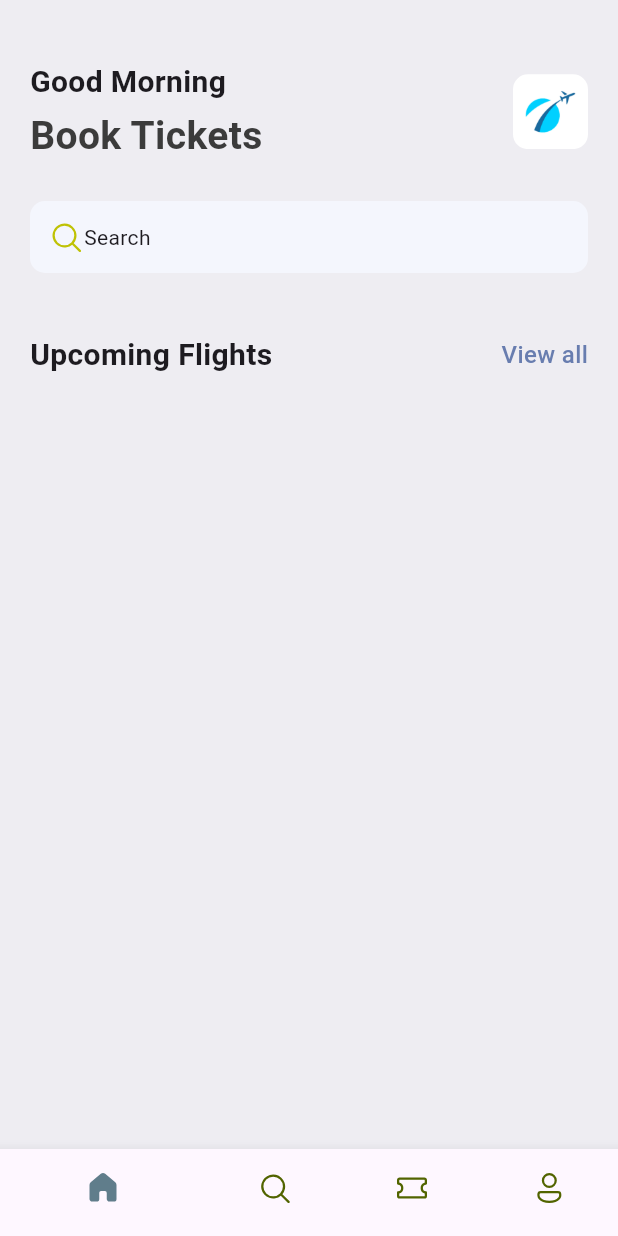
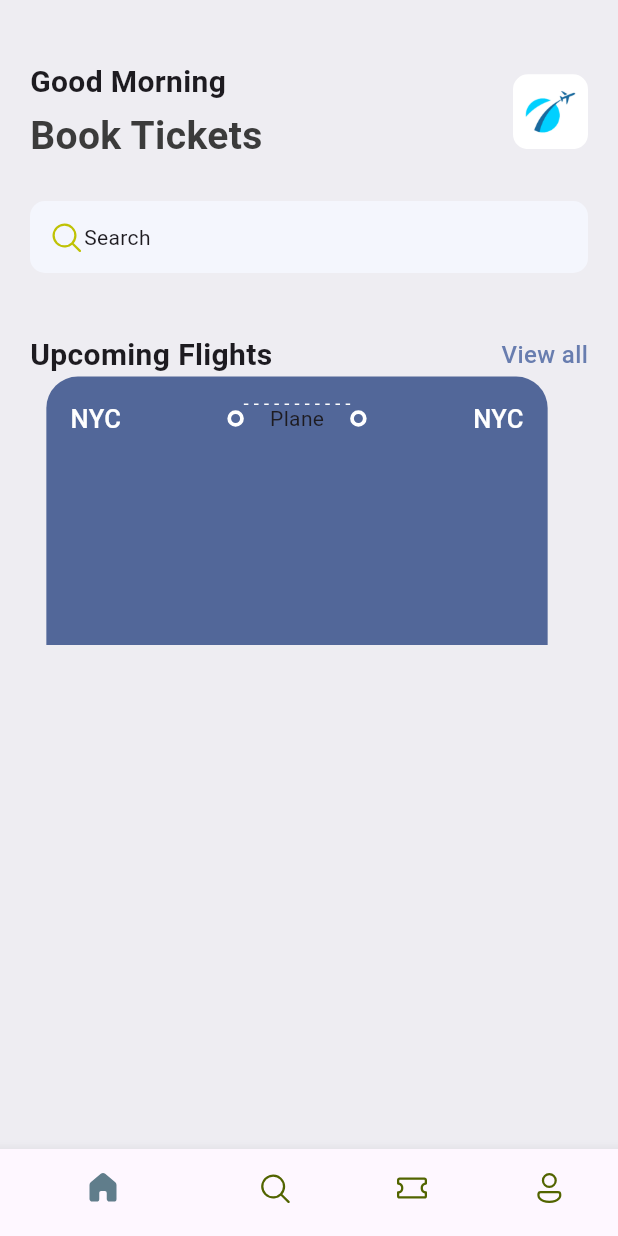
Before and after one commit to malise5/ticket_app, a Flutter app: the screen it shows after launch, on a phone screen of 412 x 824 dp. Run offline on Flutter 3.47's test engine with Material 3 defaults, Android fonts, the phone set to English and light mode, and no system bars; our stand-ins replace fluentui_icons.

Commit message:
-AppLayoutbuilderWidget

```diff
--- a/lib/base/res/styles/app_styles.dart
+++ b/lib/base/res/styles/app_styles.dart
@@ -5,6 +5,7 @@ Color primary = const Color(0xFF687daf);
 class AppStyles {
   static Color primaryColor = primary;
   static Color textColor = const Color(0xFF3B3B3B);
+  static Color ticketBlue = const Color(0xFF526799);
 
   static Color bgColor = const Color(0xFFeeedf2);
 
--- /dev/null
+++ b/lib/base/widgets/app_layoutbuilder_widget.dart
@@ -0,0 +1,27 @@
+import 'package:flutter/material.dart';
+
+class AppLayoutbuilderWidget extends StatelessWidget {
+  final int randomDivider;
+  const AppLayoutbuilderWidget({super.key, required this.randomDivider});
+
+  @override
+  Widget build(BuildContext context) {
+    return LayoutBuilder(
+        builder: (BuildContext context, BoxConstraints constraints) {
+      // print("${constraints.constrainWidth()}");
+      return Flex(
+        mainAxisAlignment: MainAxisAlignment.spaceBetween,
+        direction: Axis.horizontal,
+        children: List.generate(
+            (constraints.constrainWidth() / randomDivider).floor(),
+            (index) => const SizedBox(
+              width: 3,
+              height: 1,
+              child: DecoratedBox(decoration: BoxDecoration(
+                color: Colors.white
+              )),
+            )),
+      );
+    });
+  }
+}
--- /dev/null
+++ b/lib/base/widgets/big_dot.dart
@@ -0,0 +1,16 @@
+import 'package:flutter/material.dart';
+
+class BigDot extends StatelessWidget {
+  const BigDot({super.key});
+
+  @override
+  Widget build(BuildContext context) {
+    return Container(
+      padding: const EdgeInsets.all(3),
+      decoration: BoxDecoration(
+        border: Border.all(width: 2.5, color: Colors.white),
+        borderRadius: BorderRadius.circular(20)
+      ),
+    );
+  }
+}
--- a/lib/base/widgets/ticket_view.dart
+++ b/lib/base/widgets/ticket_view.dart
@@ -1,10 +1,57 @@
 import 'package:flutter/material.dart';
+import 'package:ticket_app/base/res/styles/app_styles.dart';
+import 'package:ticket_app/base/widgets/app_layoutbuilder_widget.dart';
+import 'package:ticket_app/base/widgets/big_dot.dart';
 
 class TicketView extends StatelessWidget {
   const TicketView({super.key});
 
   @override
   Widget build(BuildContext context) {
-    return const Placeholder();
+    final size = MediaQuery.of(context).size;
+
+    return SizedBox(
+      width: size.width*0.85,
+      height: 179,
+
+      child: Container(
+        margin: const EdgeInsets.only(right: 16),
+        padding: const EdgeInsets.all(16),
+        decoration: BoxDecoration(
+          color: AppStyles.ticketBlue,
+          borderRadius: const BorderRadius.only(topLeft: Radius.circular(21),
+          topRight: Radius.circular(21)
+          ),
+
+        ),
+        child: Column(
+          children: [
+            Row(
+              // mainAxisAlignment: MainAxisAlignment.spaceBetween,
+              children: [
+                Text(
+                  "NYC", style: AppStyles.headLineStyle3.copyWith(color: Colors.white),
+                ),
+                Expanded(child: Container()),
+                const BigDot(),
+                const Expanded(child: Stack(
+                  children: [
+                    SizedBox(
+                      child: AppLayoutbuilderWidget(randomDivider: 6,),
+                    ),
+                    Center(child: Text("Plane"),)
+                  ],
+                )),
+                const BigDot(),
+                Expanded(child: Container()),
+                Text(
+                  "NYC", style: AppStyles.headLineStyle3.copyWith(color: Colors.white),
+                ),
+              ],
+            )
+          ],
+        ),
+      ),
+    );
   }
 }
--- a/lib/screens/home_screen.dart
+++ b/lib/screens/home_screen.dart
@@ -3,6 +3,7 @@ import 'package:flutter/material.dart';
 import 'package:ticket_app/base/res/media.dart';
 import 'package:ticket_app/base/res/styles/app_styles.dart';
 import 'package:ticket_app/base/widgets/app_double_text.dart';
+import 'package:ticket_app/base/widgets/ticket_view.dart';
 
 class HomeScreen extends StatelessWidget {
   const HomeScreen({super.key});
@@ -77,6 +78,8 @@ class HomeScreen extends StatelessWidget {
                   smallText: 'View all',
                 ),
 
+                TicketView()
+
 
               ],
             ),
```
